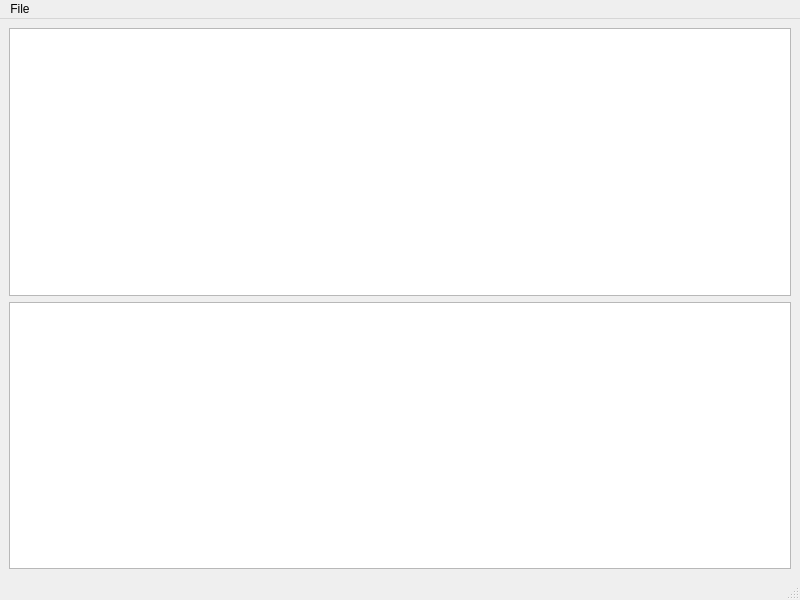
First picture: the form in pmbrowserwindow.ui, repository ChrisHal/PMbrowser, before the edit.
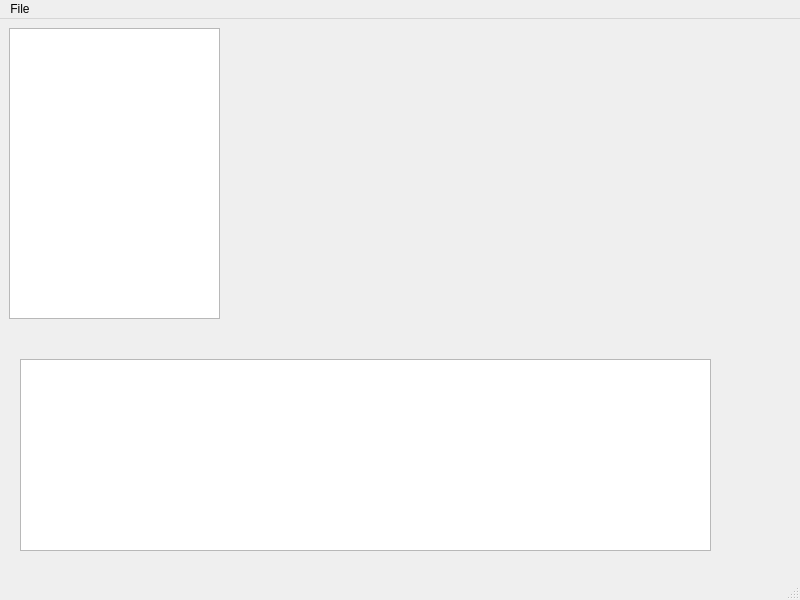
Second picture: the form after the edit. Custom widgets are drawn as their Qt base class.

Commit message: trying to add user render area

Patch:
```diff
--- a/pmbrowserwindow.ui
+++ b/pmbrowserwindow.ui
@@ -14,9 +14,15 @@
    <string>PMbrowserWindow</string>
   </property>
   <widget class="QWidget" name="centralwidget">
-   <layout class="QVBoxLayout" name="verticalLayout">
-    <item>
      <widget class="QTreeWidget" name="treePulse">
+    <property name="geometry">
+     <rect>
+      <x>9</x>
+      <y>9</y>
+      <width>211</width>
+      <height>291</height>
+     </rect>
+    </property>
       <property name="headerHidden">
        <bool>true</bool>
       </property>
@@ -26,15 +32,29 @@
        </property>
       </column>
      </widget>
-    </item>
-    <item>
      <widget class="QTextEdit" name="textEdit">
+    <property name="geometry">
+     <rect>
+      <x>20</x>
+      <y>340</y>
+      <width>691</width>
+      <height>192</height>
+     </rect>
+    </property>
       <property name="readOnly">
        <bool>true</bool>
       </property>
      </widget>
-    </item>
-   </layout>
+   <widget class="RenderArea" name="widget" native="true">
+    <property name="geometry">
+     <rect>
+      <x>240</x>
+      <y>10</y>
+      <width>521</width>
+      <height>301</height>
+     </rect>
+    </property>
+   </widget>
   </widget>
   <widget class="QMenuBar" name="menubar">
    <property name="geometry">
@@ -63,6 +83,14 @@
    </property>
   </action>
  </widget>
+ <customwidgets>
+  <customwidget>
+   <class>RenderArea</class>
+   <extends>QWidget</extends>
+   <header>renderarea.h</header>
+   <container>1</container>
+  </customwidget>
+ </customwidgets>
  <resources/>
  <connections/>
 </ui>
```
Lines whose indentation alone changed are shown as unchanged. The commit also changes 4 other files.
